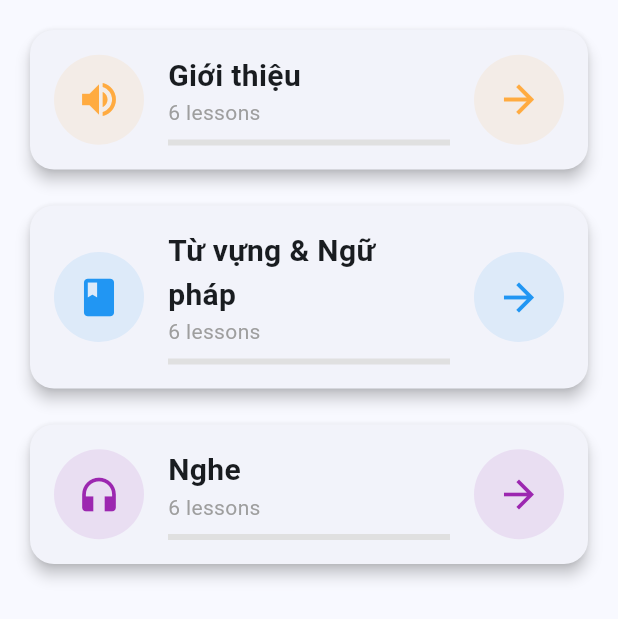
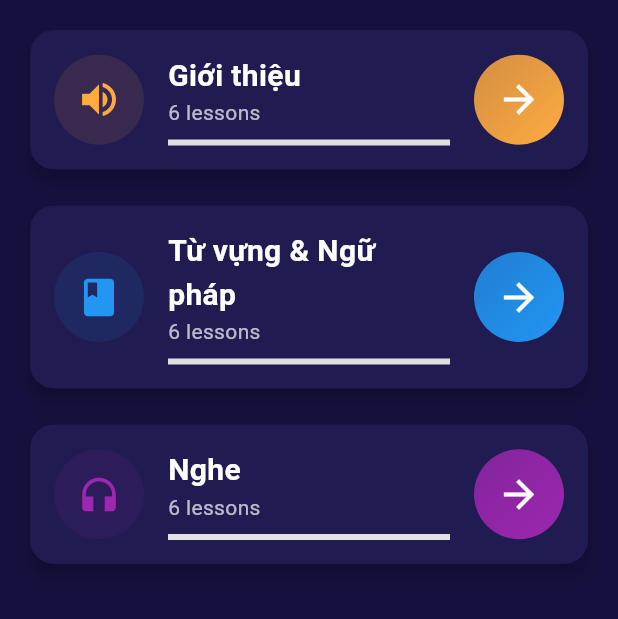
Before and after one commit to Nguyen-Van-Truong/EnglishApp, a Flutter app: the LearnPage screen opened directly, on a phone screen of 412 x 824 dp. Shown: the top 619 px of the screen. Run offline on Flutter 3.47's test engine with Material 3 defaults, Android fonts, the phone set to English and light mode, and no system bars.

Commit message:
finally push the old code 7/6/2024

```diff
--- a/lib/src/presentation/pages/chatbot_page.dart
+++ b/lib/src/presentation/pages/chatbot_page.dart
@@ -6,11 +6,6 @@ class ChatbotPage extends StatelessWidget {
   @override
   Widget build(BuildContext context) {
     return Scaffold(
-      appBar: AppBar(
-        title: Text('Chatbot'),
-        backgroundColor: Colors.deepPurpleAccent,
-        elevation: 0,
-      ),
     );
   }
 }
--- a/lib/src/presentation/pages/exam_page.dart
+++ b/lib/src/presentation/pages/exam_page.dart
@@ -9,10 +9,6 @@ class ExamPage extends StatelessWidget {
   Widget build(BuildContext context) {
     var localizations = AppLocalizations.of(context);
     return Scaffold(
-      appBar: AppBar(
-        title: Text(localizations?.translate('exam') ?? 'Exam'),
-        elevation: 0,
-      ),
       body: Padding(
         padding: const EdgeInsets.all(16.0),
         child: ListView(
--- a/lib/src/presentation/pages/learn_page.dart
+++ b/lib/src/presentation/pages/learn_page.dart
@@ -1,6 +1,7 @@
+import 'package:englishapp/src/theme/colors.dart';
+import 'package:flutter/material.dart';
 import 'package:englishapp/src/presentation/widgets/lesson_card.dart';
 import 'package:englishapp/src/utils/app_localizations.dart';
-import 'package:flutter/material.dart';
 
 class LearnPage extends StatelessWidget {
   const LearnPage({super.key});
@@ -9,6 +10,7 @@ class LearnPage extends StatelessWidget {
   Widget build(BuildContext context) {
     var localizations = AppLocalizations.of(context);
     return Scaffold(
+      backgroundColor: AppColors.pageBackground, // Sử dụng màu nền từ AppColors
       body: ListView(
         padding: const EdgeInsets.all(16.0),
         children: [
--- a/lib/src/presentation/pages/practice_page.dart
+++ b/lib/src/presentation/pages/practice_page.dart
@@ -1,4 +1,5 @@
 import 'package:englishapp/src/presentation/widgets/practice_card.dart';
+import 'package:englishapp/src/theme/colors.dart';
 import 'package:englishapp/src/utils/app_localizations.dart';
 import 'package:flutter/material.dart';
 
@@ -9,10 +10,7 @@ class PracticePage extends StatelessWidget {
   Widget build(BuildContext context) {
     var localizations = AppLocalizations.of(context);
     return Scaffold(
-      appBar: AppBar(
-        title: Text(localizations?.translate('practice') ?? 'Practice'),
-        elevation: 0,
-      ),
+      backgroundColor: AppColors.pageBackground, // Sử dụng màu nền từ AppColors
       body: Padding(
         padding: const EdgeInsets.all(16.0),
         child: ListView(
--- a/lib/src/presentation/pages/profile_page.dart
+++ b/lib/src/presentation/pages/profile_page.dart
@@ -8,11 +8,6 @@ class ProfilePage extends StatelessWidget {
   @override
   Widget build(BuildContext context) {
     return Scaffold(
-      appBar: AppBar(
-        title: Text(AppLocalizations.of(context)!.translate('profile')),
-        backgroundColor: Colors.blueAccent,
-        elevation: 0,
-      ),
       body: SingleChildScrollView(
         padding: const EdgeInsets.all(16.0),
         child: Column(
--- a/lib/src/presentation/widgets/lesson_card.dart
+++ b/lib/src/presentation/widgets/lesson_card.dart
@@ -1,3 +1,4 @@
+import 'package:englishapp/src/theme/colors.dart';
 import 'package:flutter/material.dart';
 
 class LessonCard extends StatelessWidget {
@@ -23,6 +24,7 @@ class LessonCard extends StatelessWidget {
         borderRadius: BorderRadius.circular(16.0),
       ),
       elevation: 4,
+      color: AppColors.cardBackground, // Sử dụng màu nền từ AppColors
       child: Padding(
         padding: const EdgeInsets.all(16.0),
         child: Row(
@@ -37,8 +39,20 @@ class LessonCard extends StatelessWidget {
               child: Column(
                 crossAxisAlignment: CrossAxisAlignment.start,
                 children: [
-                  Text(title, style: const TextStyle(fontSize: 20, fontWeight: FontWeight.bold)),
-                  Text('$lessonsCount lessons', style: const TextStyle(color: Colors.grey)),
+                  Text(
+                    title,
+                    style: TextStyle(
+                      fontSize: 20,
+                      fontWeight: FontWeight.bold,
+                      color: AppColors.primaryText, // Sử dụng màu chữ từ AppColors
+                    ),
+                  ),
+                  Text(
+                    '$lessonsCount lessons',
+                    style: TextStyle(
+                      color: AppColors.secondaryText, // Sử dụng màu chữ phụ từ AppColors
+                    ),
+                  ),
                   const SizedBox(height: 8),
                   LinearProgressIndicator(
                     value: 0.0,
@@ -49,10 +63,23 @@ class LessonCard extends StatelessWidget {
               ),
             ),
             const SizedBox(width: 16),
-            CircleAvatar(
-              radius: 30,
-              backgroundColor: iconColor.withOpacity(0.1),
-              child: Icon(iconRight, size: 30, color: iconColor),
+            Container(
+              width: 60,
+              height: 60,
+              decoration: BoxDecoration(
+                shape: BoxShape.circle,
+                gradient: LinearGradient(
+                  colors: [
+                    iconColor.withOpacity(0.8),
+                    iconColor,
+                  ],
+                  begin: Alignment.topLeft,
+                  end: Alignment.bottomRight,
+                ),
+              ),
+              child: Center(
+                child: Icon(iconRight, size: 30, color: Colors.white), // Mũi tên màu trắng
+              ),
             ),
           ],
         ),
--- /dev/null
+++ b/lib/src/theme/colors.dart
@@ -0,0 +1,9 @@
+import 'package:flutter/material.dart';
+
+class AppColors {
+  static const Color navigationBarBackground = Color(0xFF13112F); // Màu nền cho thanh điều hướng
+  static const Color pageBackground = Color(0xFF16103E); // Màu nền cho trang
+  static const Color cardBackground = Color(0xFF201b50); // Màu nền cho card
+  static const Color primaryText = Colors.white;
+  static const Color secondaryText = Colors.white70;
+}
```
Also changed, not shown: lib/main.dart (+4 -71 lines), lib/src/presentation/pages/home_page.dart (added, +77 -0 lines), lib/src/presentation/widgets/practice_card.dart (+5 -3 lines).
